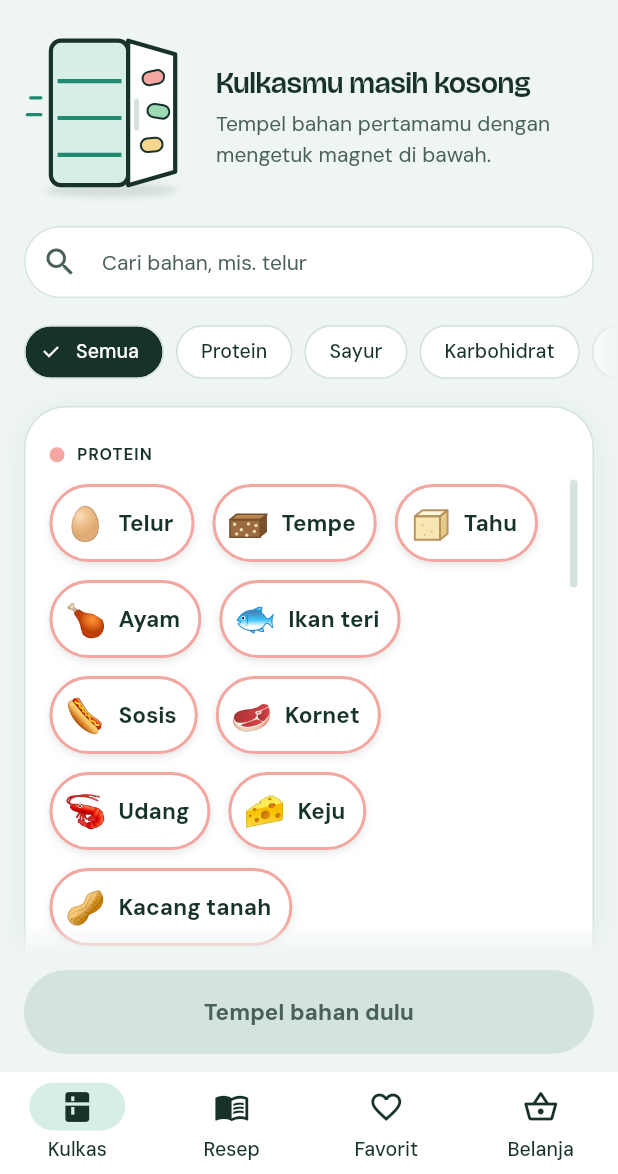
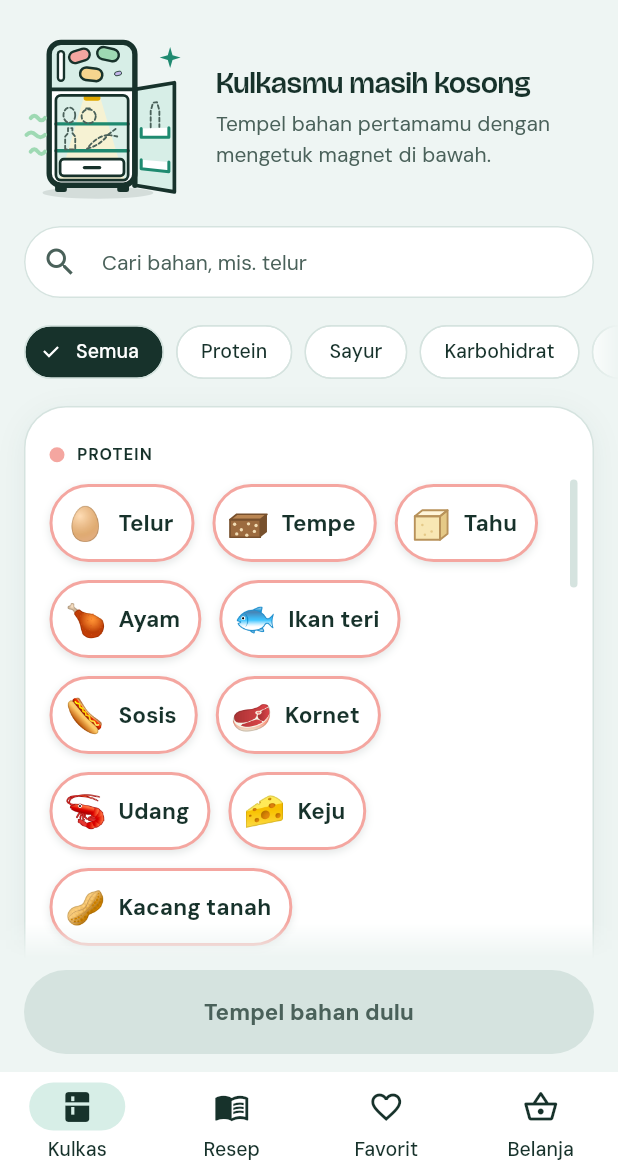
Before and after one commit to Nicholas021105/resepsisakulkas, a Flutter app: the screen it shows after launch, after a tap on "Lewati", on a phone screen of 412 x 824 dp, the part 62-1236 px from its top. Run offline on Flutter 3.47's test engine with Material 3 defaults, Android fonts, the phone set to English and light mode, and no system bars; our stand-ins replace get, get_storage; network calls fail.

Commit message:
Ilustrasi kulkas kosong baru dengan animasi pembuka
- Kulkas tampak depan: pintu freezer bermagnet, kompartemen bawah terbuka
  dengan lampu, rak, laci, dan siluet putus-putus bahan yang "kosong",
  pintu terayun ke kanan, udara dingin, kilau; garis angin lama dihapus
- Semua warna dari palet tema (terang dan gelap)
- Saat pertama tampil pintu terbuka lalu magnet muncul berurutan;
  langsung keadaan akhir bila "kurangi gerak" aktif
- Test animasi/pelukis dan lembar periksa screenshot dua tema

Co-Authored-By: Claude Fable 5.2 <noreply@anthropic.com>

```diff
--- /dev/null
+++ b/lib/app/widgets/ilustrasi_kulkas.dart
@@ -0,0 +1,449 @@
+import 'dart:math';
+
+import 'package:flutter/material.dart';
+
+import '../data/models/bahan_model.dart';
+import '../theme/app_colors.dart';
+import '../theme/app_palet.dart';
+
+/// Ilustrasi kulkas kosong (CustomPainter, kanvas 1:1).
+///
+/// Kulkas tampak depan: pintu freezer di atas berhias magnet, kompartemen
+/// bawah terbuka dengan lampu menyala dan rak yang hanya berisi siluet
+/// putus-putus (telur, tomat, botol, sayur) sebagai tanda "kosong", pintu
+/// bawah terayun ke kanan, udara dingin mengalir di kiri.
+///
+/// Saat pertama tampil pintu terbuka, lalu magnet muncul satu per satu.
+/// Bila pengguna mengaktifkan "kurangi gerak", ilustrasi langsung tampil
+/// dalam keadaan akhir.
+class IlustrasiKulkasKosong extends StatefulWidget {
+  final double ukuran;
+
+  const IlustrasiKulkasKosong({super.key, this.ukuran = 140});
+
+  /// Lama animasi pembuka.
+  static const durasi = Duration(milliseconds: 1400);
+
+  @override
+  State<IlustrasiKulkasKosong> createState() => _IlustrasiKulkasKosongState();
+}
+
+class _IlustrasiKulkasKosongState extends State<IlustrasiKulkasKosong>
+    with SingleTickerProviderStateMixin {
+  late final AnimationController _animasi = AnimationController(
+    vsync: this,
+    duration: IlustrasiKulkasKosong.durasi,
+  );
+  bool _dimulai = false;
+
+  @override
+  void didChangeDependencies() {
+    super.didChangeDependencies();
+    if (MediaQuery.disableAnimationsOf(context)) {
+      _animasi.value = 1;
+    } else if (!_dimulai) {
+      _animasi.forward();
+    }
+    _dimulai = true;
+  }
+
+  @override
+  void dispose() {
+    _animasi.dispose();
+    super.dispose();
+  }
+
+  @override
+  Widget build(BuildContext context) {
+    final p = context.palet;
+    return ExcludeSemantics(
+      child: RepaintBoundary(
+        child: AnimatedBuilder(
+          animation: _animasi,
+          builder: (_, _) => CustomPaint(
+            size: Size.square(widget.ukuran),
+            painter: KulkasKosongPainter(p, maju: _animasi.value),
+          ),
+        ),
+      ),
+    );
+  }
+}
+
+/// Pelukis kulkas kosong. [maju] 0 → 1: pintu bawah terbuka (paruh awal),
+/// lalu magnet, udara dingin, dan kilau muncul berurutan.
+class KulkasKosongPainter extends CustomPainter {
+  const KulkasKosongPainter(this.p, {this.maju = 1});
+
+  final Palet p;
+  final double maju;
+
+  // Geometri (pecahan sisi kanvas).
+  static const _kiri = 0.15, _kanan = 0.66, _atas = 0.05, _bawah = 0.9;
+  static const _sekat = 0.33; // batas freezer / kompartemen bawah
+  static const _dalamAtas = 0.365, _dalamBawah = 0.87;
+
+  /// Sudut akhir ayunan pintu (0 = tertutup, π/2 = tegak lurus).
+  static const _sudutBuka = 2.05;
+
+  static double _selang(double t, double awal, double akhir, Curve kurva) =>
+      kurva.transform(((t - awal) / (akhir - awal)).clamp(0.0, 1.0));
+
+  @override
+  void paint(Canvas canvas, Size size) {
+    final s = size.shortestSide;
+    final buka = _selang(maju, 0, 0.5, Curves.easeInOutCubic);
+    final dingin = _selang(maju, 0.4, 0.75, Curves.easeOut);
+
+    Paint isi(Color c) => Paint()..color = c;
+    Paint garis(Color c, double tebal) => Paint()
+      ..color = c
+      ..style = PaintingStyle.stroke
+      ..strokeWidth = s * tebal
+      ..strokeCap = StrokeCap.round
+      ..strokeJoin = StrokeJoin.round;
+    Offset o(double x, double y) => Offset(s * x, s * y);
+    Rect kotak(double l, double t, double r, double b) =>
+        Rect.fromLTRB(s * l, s * t, s * r, s * b);
+
+    // Bayangan di lantai.
+    canvas.drawOval(
+      Rect.fromCenter(
+        center: o(0.44, 0.945),
+        width: s * 0.66,
+        height: s * 0.07,
+      ),
+      isi(p.bayangan),
+    );
+    // Dua kaki kecil.
+    for (final x in [_kiri + 0.07, _kanan - 0.07]) {
+      canvas.drawRRect(
+        RRect.fromRectAndRadius(
+          Rect.fromCenter(
+            center: o(x, 0.915),
+            width: s * 0.07,
+            height: s * 0.05,
+          ),
+          Radius.circular(s * 0.015),
+        ),
+        isi(p.tinta),
+      );
+    }
+
+    // Badan.
+    final badan = RRect.fromRectAndRadius(
+      kotak(_kiri, _atas, _kanan, _bawah),
+      Radius.circular(s * 0.07),
+    );
+    canvas.drawRRect(badan, isi(p.permukaan));
+
+    // Pintu freezer.
+    canvas
+      ..save()
+      ..clipRRect(badan)
+      ..drawRect(kotak(_kiri, _atas, _kanan, _sekat), isi(p.aksenLembut))
+      ..restore()
+      ..drawLine(o(_kiri, _sekat), o(_kanan, _sekat), garis(p.tinta, 0.022))
+      // Gagang vertikal di kiri.
+      ..drawLine(o(0.22, 0.12), o(0.22, 0.26), garis(p.tinta, 0.05))
+      ..drawLine(o(0.22, 0.12), o(0.22, 0.26), garis(p.permukaan, 0.022));
+
+    // Interior kompartemen bawah.
+    final dalam = RRect.fromRectAndRadius(
+      kotak(_kiri + 0.04, _dalamAtas, _kanan - 0.04, _dalamBawah),
+      Radius.circular(s * 0.03),
+    );
+    canvas
+      ..drawRRect(dalam, isi(p.mintPucat))
+      ..save()
+      ..clipRRect(dalam);
+    // Cahaya lampu: trapesium melebar ke bawah.
+    final cahaya = Path()
+      ..moveTo(s * 0.36, s * _dalamAtas)
+      ..lineTo(s * 0.45, s * _dalamAtas)
+      ..lineTo(s * 0.6, s * _dalamBawah)
+      ..lineTo(s * 0.21, s * _dalamBawah)
+      ..close();
+    canvas
+      ..drawPath(cahaya, isi(p.pisangLembut.withValues(alpha: 0.75 * buka)))
+      ..restore()
+      // Lampu kecil.
+      ..drawRRect(
+        RRect.fromRectAndRadius(
+          Rect.fromCenter(
+            center: o(0.405, _dalamAtas + 0.016),
+            width: s * 0.1,
+            height: s * 0.032,
+          ),
+          Radius.circular(s * 0.016),
+        ),
+        isi(p.pisang),
+      );
+    // Dua rak.
+    const rak1 = 0.535, rak2 = 0.695;
+    for (final y in [rak1, rak2]) {
+      canvas.drawLine(
+        o(_kiri + 0.04, y),
+        o(_kanan - 0.04, y),
+        garis(p.aksen, 0.02),
+      );
+    }
+    // Laci.
+    final laci = RRect.fromRectAndRadius(
+      kotak(_kiri + 0.065, 0.745, _kanan - 0.065, 0.845),
+      Radius.circular(s * 0.022),
+    );
+    canvas
+      ..drawRRect(laci, isi(p.permukaan))
+      ..drawRRect(laci, garis(p.tinta, 0.016))
+      ..drawLine(o(0.36, 0.795), o(0.45, 0.795), garis(p.tinta, 0.02));
+
+    // Siluet putus-putus: yang seharusnya ada di rak.
+    final siluet = garis(p.tintaLembut, 0.011);
+    void putus(Path jalur) =>
+        canvas.drawPath(_putusPutus(jalur, s * 0.022, s * 0.016), siluet);
+    // Telur & tomat di rak atas.
+    putus(
+      Path()..addOval(
+        Rect.fromCenter(
+          center: o(0.27, rak1 - 0.052),
+          width: s * 0.07,
+          height: s * 0.09,
+        ),
+      ),
+    );
+    putus(
+      Path()
+        ..addOval(
+          Rect.fromCircle(center: o(0.385, rak1 - 0.045), radius: s * 0.042),
+        )
+        ..moveTo(s * 0.37, s * (rak1 - 0.092))
+        ..lineTo(s * 0.4, s * (rak1 - 0.092)),
+    );
+    // Botol & sayur di rak bawah.
+    putus(
+      Path()
+        ..moveTo(s * 0.245, s * (rak2 - 0.008))
+        ..lineTo(s * 0.245, s * (rak2 - 0.085))
+        ..lineTo(s * 0.262, s * (rak2 - 0.105))
+        ..lineTo(s * 0.262, s * (rak2 - 0.135))
+        ..lineTo(s * 0.288, s * (rak2 - 0.135))
+        ..lineTo(s * 0.288, s * (rak2 - 0.105))
+        ..lineTo(s * 0.305, s * (rak2 - 0.085))
+        ..lineTo(s * 0.305, s * (rak2 - 0.008))
+        ..close(),
+    );
+    putus(
+      Path()
+        // Wortel/sayur: badan lancip + dua helai daun.
+        ..moveTo(s * 0.375, s * (rak2 - 0.012))
+        ..quadraticBezierTo(
+          s * 0.45,
+          s * (rak2 - 0.03),
+          s * 0.5,
+          s * (rak2 - 0.095),
+        )
+        ..quadraticBezierTo(
+          s * 0.43,
+          s * (rak2 - 0.085),
+          s * 0.375,
+          s * (rak2 - 0.012),
+        )
+        ..moveTo(s * 0.5, s * (rak2 - 0.095))
+        ..lineTo(s * 0.545, s * (rak2 - 0.13))
+        ..moveTo(s * 0.5, s * (rak2 - 0.095))
+        ..lineTo(s * 0.555, s * (rak2 - 0.085)),
+    );
+    canvas.drawRRect(dalam, garis(p.tinta, 0.016));
+
+    // Pintu bawah, berengsel di sisi kanan badan. Di bawah 90° terlihat
+    // sisi luarnya (menutup interior); setelahnya sisi dalam yang terayun
+    // ke kanan sebagai trapesium.
+    final sudut = _sudutBuka * buka;
+    final lebar = _kanan - _kiri;
+    final xBebas = _kanan - lebar * cos(sudut);
+    final dy = 0.045 * sin(sudut);
+    final pintu = Path()
+      ..moveTo(s * _kanan, s * _sekat)
+      ..lineTo(s * xBebas, s * (_sekat - dy))
+      ..lineTo(s * xBebas, s * (_bawah + dy))
+      ..lineTo(s * _kanan, s * _bawah)
+      ..close();
+    final sisiLuar = sudut < pi / 2;
+    // Titik pada pintu: u dari engsel (0) ke tepi bebas (1), v atas ke bawah.
+    Offset diPintu(double u, double v) {
+      final x = _kanan + (xBebas - _kanan) * u;
+      final atas = _sekat - dy * u, bawah = _bawah + dy * u;
+      return o(x, atas + (bawah - atas) * v);
+    }
+
+    if (sisiLuar) {
+      canvas
+        ..save()
+        ..clipRRect(badan)
+        ..drawPath(pintu, isi(p.permukaan))
+        ..restore();
+      if (cos(sudut) > 0.25) {
+        canvas
+          ..drawLine(
+            diPintu(0.86, 0.14),
+            diPintu(0.86, 0.42),
+            garis(p.tinta, 0.05),
+          )
+          ..drawLine(
+            diPintu(0.86, 0.14),
+            diPintu(0.86, 0.42),
+            garis(p.aksenLembut, 0.022),
+          );
+      }
+    } else {
+      canvas
+        ..drawPath(pintu, isi(p.aksenLembut))
+        ..drawPath(pintu, garis(p.tinta, 0.022));
+      // Dua rak pintu.
+      for (final v in [0.5, 0.82]) {
+        final rak = Path()
+          ..moveTo(diPintu(0.16, v - 0.09).dx, diPintu(0.16, v - 0.09).dy)
+          ..lineTo(diPintu(0.16, v).dx, diPintu(0.16, v).dy)
+          ..lineTo(diPintu(0.86, v).dx, diPintu(0.86, v).dy)
+          ..lineTo(diPintu(0.86, v - 0.09).dx, diPintu(0.86, v - 0.09).dy);
+        canvas
+          ..drawPath(rak, isi(p.permukaan))
+          ..drawPath(rak, garis(p.aksen, 0.018));
+      }
+      // Siluet botol di rak pintu atas.
+      final b0 = diPintu(0.4, 0.4), b1 = diPintu(0.62, 0.4);
+      final t0 = diPintu(0.4, 0.24), t1 = diPintu(0.62, 0.24);
+      final l0 = diPintu(0.46, 0.16), l1 = diPintu(0.56, 0.16);
+      putus(
+        Path()
+          ..moveTo(b0.dx, b0.dy)
+          ..lineTo(t0.dx, t0.dy)
+          ..lineTo(l0.dx, l0.dy)
+          ..lineTo(l1.dx, l1.dy)
+          ..lineTo(t1.dx, t1.dy)
+          ..lineTo(b1.dx, b1.dy),
+      );
+    }
+
+    // Garis tepi badan di atas segalanya (pintu terbuka keluar dari badan).
+    canvas.drawRRect(badan, garis(p.tinta, 0.032));
+    if (!sisiLuar) {
+      canvas.drawLine(
+        o(_kanan, _sekat),
+        o(_kanan, _bawah),
+        garis(p.tinta, 0.032),
+      );
+    }
+
+    // Empat magnet pil di pintu freezer, muncul berurutan.
+    const magnet = [
+      (0.33, 0.13, -0.3, KategoriBahan.protein),
+      (0.5, 0.12, 0.22, KategoriBahan.sayur),
+      (0.4, 0.24, 0.12, KategoriBahan.karbohidrat),
+      (0.56, 0.235, -0.24, KategoriBahan.bumbu),
+    ];
+    for (var i = 0; i < magnet.length; i++) {
+      final (x, y, miring, kategori) = magnet[i];
+      final awal = 0.5 + i * 0.09;
+      final skala = _selang(maju, awal, awal + 0.22, Curves.easeOutBack);
+      if (skala <= 0) continue;
+      canvas
+        ..save()
+        ..translate(s * x, s * y)
+        ..rotate(miring)
+        ..scale(skala);
+      final pil = RRect.fromRectAndRadius(
+        Rect.fromCenter(
+          center: Offset.zero,
+          width: s * 0.125,
+          height: s * 0.07,
+        ),
+        Radius.circular(s * 0.035),
+      );
+      canvas
+        ..drawRRect(pil.shift(Offset(0, s * 0.008)), isi(p.bayangan))
+        ..drawRRect(pil, isi(AppColors.magnet(kategori)))
+        ..drawRRect(pil, garis(p.tinta, 0.014))
+        ..restore();
+    }
+
+    // Udara dingin: tiga garis gelombang di kiri.
+    if (dingin > 0) {
+      final hijau = AppColors.magnet(KategoriBahan.sayur);
+      for (var i = 0; i < 3; i++) {
+        final y = 0.5 + i * 0.1;
+        final geser = (1 - dingin) * 0.05;
+        final panjang = i == 1 ? 0.11 : 0.085;
+        final x0 = 0.125 - panjang + geser;
+        final ombak = Path()
+          ..moveTo(s * x0, s * y)
+          ..quadraticBezierTo(
+            s * (x0 + panjang * 0.25),
+            s * (y - 0.028),
+            s * (x0 + panjang * 0.5),
+            s * y,
+          )
+          ..quadraticBezierTo(
+            s * (x0 + panjang * 0.75),
+            s * (y + 0.028),
+            s * (x0 + panjang),
+            s * y,
+          );
+        canvas.drawPath(ombak, garis(hijau.withValues(alpha: dingin), 0.024));
+      }
+    }
+
+    // Kilau bintang empat sudut dan titik kecil.
+    void kilau(double x, double y, double r, Color warna, double awal) {
+      final k = _selang(maju, awal, awal + 0.2, Curves.easeOutBack);
+      if (k <= 0) return;
+      final jari = s * r * k;
+      final c = o(x, y);
+      final bintang = Path()..moveTo(c.dx, c.dy - jari);
+      for (var i = 1; i <= 4; i++) {
+        final sudutUjung = -pi / 2 + i * pi / 2;
+        final sudutLekuk = sudutUjung - pi / 4;
+        bintang
+          ..lineTo(
+            c.dx + cos(sudutLekuk) * jari * 0.32,
+            c.dy + sin(sudutLekuk) * jari * 0.32,
+          )
+          ..lineTo(
+            c.dx + cos(sudutUjung) * jari,
+            c.dy + sin(sudutUjung) * jari,
+          );
+      }
+      canvas.drawPath(bintang..close(), isi(warna));
+    }
+
+    kilau(0.87, 0.14, 0.06, p.aksen, 0.7);
+    kilau(0.065, 0.24, 0.045, p.wortel, 0.8);
+    final titik = _selang(maju, 0.85, 1, Curves.easeOut);
+    if (titik > 0) {
+      canvas
+        ..drawCircle(o(0.95, 0.27), s * 0.014 * titik, isi(p.wortel))
+        ..drawCircle(o(0.045, 0.36), s * 0.012 * titik, isi(p.aksen));
+    }
+  }
+
+  /// Mengubah [sumber] menjadi garis putus-putus.
+  static Path _putusPutus(Path sumber, double garis, double jeda) {
+    final hasil = Path();
+    for (final metrik in sumber.computeMetrics()) {
+      var jarak = 0.0;
+      while (jarak < metrik.length) {
+        hasil.addPath(
+          metrik.extractPath(jarak, min(jarak + garis, metrik.length)),
+          Offset.zero,
+        );
+        jarak += garis + jeda;
+      }
+    }
+    return hasil;
+  }
+
+  @override
+  bool shouldRepaint(KulkasKosongPainter lama) =>
+      lama.p != p || lama.maju != maju;
+}
--- a/lib/app/widgets/kulkas_widgets.dart
+++ b/lib/app/widgets/kulkas_widgets.dart
@@ -9,6 +9,10 @@ import '../theme/app_colors.dart';
 import '../theme/app_palet.dart';
 import '../theme/app_spacing.dart';
 import '../theme/app_text.dart';
+
+// Ilustrasi kulkas kosong ada di berkasnya sendiri; diekspor agar halaman
+// cukup mengimpor kulkas_widgets.
+export 'ilustrasi_kulkas.dart';
 
 /// Ikon sumber data: server = tersinkron, cache = riwayat, bawaan = bawaan
 /// aplikasi (bukan awan, karena awan berarti online).
@@ -179,127 +183,6 @@ class _CincinPainter extends CustomPainter {
   @override
   bool shouldRepaint(_CincinPainter lama) =>
       lama.nilai != nilai || lama.warna != warna || lama.jalur != jalur;
-}
-
-/// Ilustrasi kulkas terbuka yang kosong (CustomPainter).
-class IlustrasiKulkasKosong extends StatelessWidget {
-  final double ukuran;
-
-  const IlustrasiKulkasKosong({super.key, this.ukuran = 140});
-
-  @override
-  Widget build(BuildContext context) {
-    return CustomPaint(
-      size: Size(ukuran, ukuran),
-      painter: _KulkasPainter(context.palet),
-    );
-  }
-}
-
-class _KulkasPainter extends CustomPainter {
-  const _KulkasPainter(this.p);
-
-  final Palet p;
-
-  @override
-  void paint(Canvas canvas, Size size) {
-    final w = size.width, h = size.height;
-    final garis = Paint()
-      ..color = p.tinta
-      ..style = PaintingStyle.stroke
-      ..strokeWidth = w * 0.025
-      ..strokeJoin = StrokeJoin.round;
-
-    // Bayangan lembut di lantai.
-    canvas.drawOval(
-      Rect.fromCenter(
-        center: Offset(w * 0.52, h * 0.93),
-        width: w * 0.78,
-        height: h * 0.08,
-      ),
-      Paint()
-        ..color = p.bayangan
-        ..maskFilter = MaskFilter.blur(BlurStyle.normal, w * 0.02),
-    );
-
-    // Badan kulkas.
-    final badan = RRect.fromRectAndRadius(
-      Rect.fromLTWH(w * 0.16, h * 0.04, w * 0.46, h * 0.86),
-      Radius.circular(w * 0.06),
-    );
-    canvas.drawRRect(badan, Paint()..color = p.aksenLembut);
-    canvas.drawRRect(badan, garis);
-    // Rak kosong.
-    for (final y in [0.28, 0.5, 0.72]) {
-      canvas.drawLine(
-        Offset(w * 0.2, h * y),
-        Offset(w * 0.58, h * y),
-        garis..color = p.aksen,
-      );
-    }
-    garis.color = p.tinta;
-    // Pintu terbuka (miring ke kanan).
-    final pintu = Path()
-      ..moveTo(w * 0.62, h * 0.04)
-      ..lineTo(w * 0.9, h * 0.12)
-      ..lineTo(w * 0.9, h * 0.82)
-      ..lineTo(w * 0.62, h * 0.9)
-      ..close();
-    canvas.drawPath(pintu, Paint()..color = p.permukaan);
-    canvas.drawPath(pintu, garis);
-    // Gagang pintu.
-    canvas.drawLine(
-      Offset(w * 0.67, h * 0.4),
-      Offset(w * 0.67, h * 0.56),
-      Paint()
-        ..color = p.garis
-        ..strokeWidth = w * 0.03
-        ..strokeCap = StrokeCap.round,
-    );
-    // Magnet kecil berwarna kategori di pintu, sedikit miring.
-    for (final (x, y, sudut, kategori) in [
-      (0.77, 0.26, -0.2, KategoriBahan.protein),
-      (0.8, 0.46, 0.15, KategoriBahan.sayur),
-      (0.76, 0.66, -0.1, KategoriBahan.karbohidrat),
-    ]) {
-      canvas
-        ..save()
-        ..translate(w * x, h * y)
-        ..rotate(sudut);
-      final magnet = RRect.fromRectAndRadius(
-        Rect.fromCenter(center: Offset.zero, width: w * 0.13, height: h * 0.08),
-        Radius.circular(w * 0.04),
-      );
-      canvas
-        ..drawRRect(magnet, Paint()..color = AppColors.magnet(kategori))
-        ..drawRRect(
-          magnet,
-          Paint()
-            ..color = p.tinta
-            ..style = PaintingStyle.stroke
-            ..strokeWidth = w * 0.012,
-        )
-        ..restore();
-    }
-    // Udara dingin.
-    final dingin = Paint()
-      ..color = p.aksen
-      ..strokeWidth = w * 0.02
-      ..strokeCap = StrokeCap.round;
-    canvas.drawLine(
-      Offset(w * 0.04, h * 0.38),
-      Offset(w * 0.1, h * 0.38),
-      dingin,
-    );
-    canvas.drawLine(
-      Offset(w * 0.02, h * 0.48),
-      Offset(w * 0.1, h * 0.48),
-      dingin,
-    );
-  }
-
-  @override
-  bool shouldRepaint(_KulkasPainter lama) => lama.p != p;
 }
 
 /// Empty state: ilustrasi, judul, pesan, dan satu ajakan bertindak.
```
Also changed, not shown: screenshot_test/screenshot_halaman_test.dart (+68 -0 lines), 1 other file.
